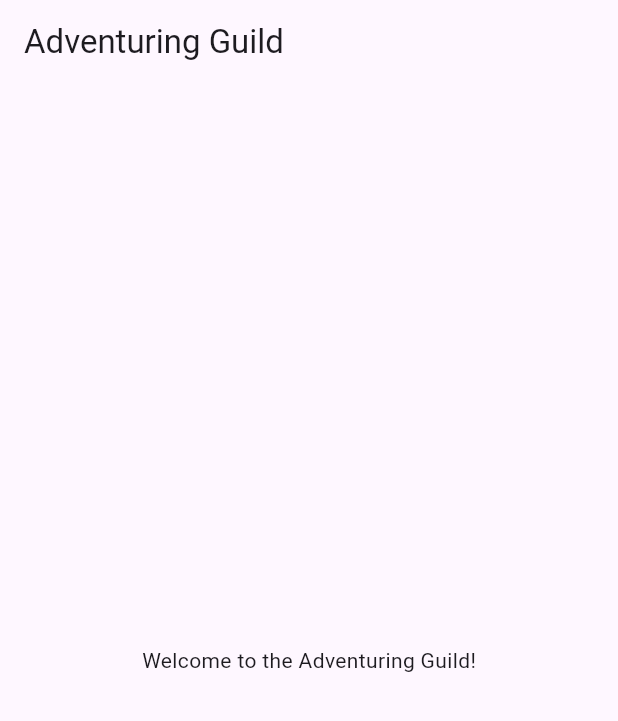
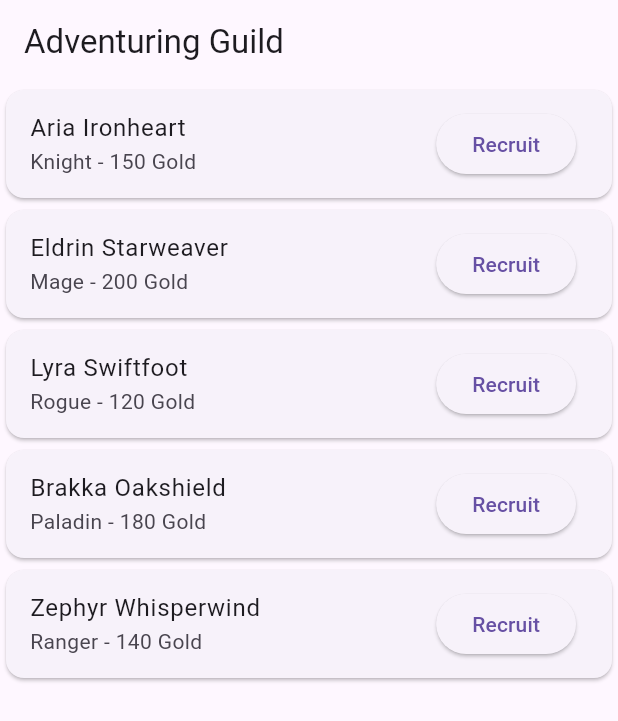
Before and after one commit to prestonmixon28-del/gild, a Flutter app: the screen it shows after launch, on a phone screen of 412 x 824 dp. Shown: the top 721 px of the screen. Run offline on Flutter 3.47's test engine with Material 3 defaults, Android fonts, the light colour scheme and no system bars.

Commit message:
phase 3 done

```diff
--- /dev/null
+++ b/lib/guild_hall_roster.dart
@@ -0,0 +1,42 @@
+import 'package:flutter/material.dart';
+import 'package:provider/provider.dart';
+import 'adventurer.dart';
+import 'party_model.dart';
+
+class GuildHallRoster extends StatelessWidget {
+  GuildHallRoster({super.key});
+
+  final List<Adventurer> availableAdventurers = [
+    Adventurer(name: 'Aria Ironheart', role: 'Knight', goldCost: 150),
+    Adventurer(name: 'Eldrin Starweaver', role: 'Mage', goldCost: 200),
+    Adventurer(name: 'Lyra Swiftfoot', role: 'Rogue', goldCost: 120),
+    Adventurer(name: 'Brakka Oakshield', role: 'Paladin', goldCost: 180),
+    Adventurer(name: 'Zephyr Whisperwind', role: 'Ranger', goldCost: 140),
+  ];
+
+  @override
+  Widget build(BuildContext context) {
+    return ListView.builder(
+      itemCount: availableAdventurers.length,
+      itemBuilder: (context, index) {
+        final adventurer = availableAdventurers[index];
+
+        return Card(
+          child: ListTile(
+            title: Text(adventurer.name),
+            subtitle: Text(
+              '${adventurer.role} - ${adventurer.goldCost} Gold',
+            ),
+            trailing: ElevatedButton(
+              onPressed: () {
+                context.read<PartyModel>().addAdventurer(adventurer);
+                print('${adventurer.name} recruited!');
+              },
+              child: const Text('Recruit'),
+            ),
+          ),
+        );
+      },
+    );
+  }
+}
--- a/lib/main.dart
+++ b/lib/main.dart
@@ -1,6 +1,7 @@
 import 'package:flutter/material.dart';
 import 'package:provider/provider.dart';
 import 'party_model.dart';
+import 'guild_hall_roster.dart';
 
 void main() {
   runApp(
@@ -22,9 +23,7 @@ class MyApp extends StatelessWidget {
         appBar: AppBar(
           title: const Text('Adventuring Guild'),
         ),
-        body: const Center(
-          child: Text('Welcome to the Adventuring Guild!'),
-        ),
+        body: GuildHallRoster(),
       ),
     );
   }
```
Also changed, not shown: 1 other file.
